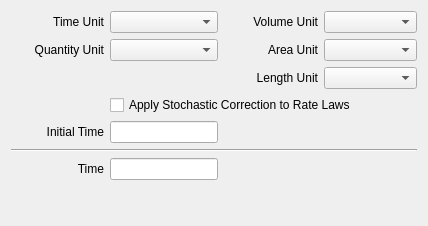
Qt form copasi/UI/CQModelWidget.ui (copasi/COPASI) before a commit.
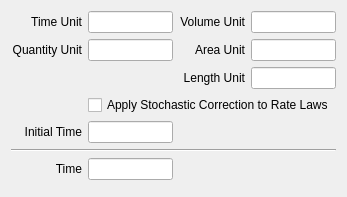
The same form after that commit. Custom widgets are drawn as their Qt base class.

Commit message:
Fixed Bug 2374. The combo boxes for units are now text edits with validators.
Conflicts:
	copasi/UI/CQModelWidget.cpp
	copasi/UI/CQModelWidget.h
	copasi/UI/CQModelWidget.ui
	copasi/UI/CQValidatorUnit.h

Diff of the .ui file:
```diff
--- a/copasi/UI/CQModelWidget.ui
+++ b/copasi/UI/CQModelWidget.ui
@@ -12,8 +12,8 @@
    <rect>
     <x>0</x>
     <y>0</y>
-    <width>428</width>
-    <height>226</height>
+    <width>347</width>
+    <height>186</height>
    </rect>
   </property>
   <property name="windowTitle">
@@ -34,7 +34,17 @@
     </widget>
    </item>
    <item row="0" column="1">
-    <widget class="QComboBox" name="mpComboTimeUnit"/>
+    <widget class="QLineEdit" name="mpEditTimeUnit">
+     <property name="sizePolicy">
+      <sizepolicy hsizetype="Preferred" vsizetype="Fixed">
+       <horstretch>0</horstretch>
+       <verstretch>0</verstretch>
+      </sizepolicy>
+     </property>
+     <property name="readOnly">
+      <bool>false</bool>
+     </property>
+    </widget>
    </item>
    <item row="0" column="2">
     <widget class="QLabel" name="mpLblVolumeUnit">
@@ -50,7 +60,17 @@
     </widget>
    </item>
    <item row="0" column="3">
-    <widget class="QComboBox" name="mpComboVolumeUnit"/>
+    <widget class="QLineEdit" name="mpEditVolumeUnit">
+     <property name="sizePolicy">
+      <sizepolicy hsizetype="Preferred" vsizetype="Fixed">
+       <horstretch>0</horstretch>
+       <verstretch>0</verstretch>
+      </sizepolicy>
+     </property>
+     <property name="readOnly">
+      <bool>false</bool>
+     </property>
+    </widget>
    </item>
    <item row="1" column="0">
     <widget class="QLabel" name="mpLblQuantityUnit">
@@ -66,7 +86,17 @@
     </widget>
    </item>
    <item row="1" column="1">
-    <widget class="QComboBox" name="mpComboQuantityUnit"/>
+    <widget class="QLineEdit" name="mpEditQuantityUnit">
+     <property name="sizePolicy">
+      <sizepolicy hsizetype="Preferred" vsizetype="Fixed">
+       <horstretch>0</horstretch>
+       <verstretch>0</verstretch>
+      </sizepolicy>
+     </property>
+     <property name="readOnly">
+      <bool>false</bool>
+     </property>
+    </widget>
    </item>
    <item row="1" column="2">
     <widget class="QLabel" name="mpLblAreaUnit">
@@ -82,7 +112,17 @@
     </widget>
    </item>
    <item row="1" column="3">
-    <widget class="QComboBox" name="mpComboAreaUnit"/>
+    <widget class="QLineEdit" name="mpEditAreaUnit">
+     <property name="sizePolicy">
+      <sizepolicy hsizetype="Preferred" vsizetype="Fixed">
+       <horstretch>0</horstretch>
+       <verstretch>0</verstretch>
+      </sizepolicy>
+     </property>
+     <property name="readOnly">
+      <bool>false</bool>
+     </property>
+    </widget>
    </item>
    <item row="2" column="2">
     <widget class="QLabel" name="mpLblLengthUnit">
@@ -98,7 +138,17 @@
     </widget>
    </item>
    <item row="2" column="3">
-    <widget class="QComboBox" name="mpComboLengthUnit"/>
+    <widget class="QLineEdit" name="mpEditLengthUnit">
+     <property name="sizePolicy">
+      <sizepolicy hsizetype="Preferred" vsizetype="Fixed">
+       <horstretch>0</horstretch>
+       <verstretch>0</verstretch>
+      </sizepolicy>
+     </property>
+     <property name="readOnly">
+      <bool>false</bool>
+     </property>
+    </widget>
    </item>
    <item row="3" column="1" colspan="3">
     <widget class="QCheckBox" name="mpCheckStochasticCorrection">
```
Left out of the diff: 115 changed lines with no effect on the pictures. The commit also changes 7 other files.
